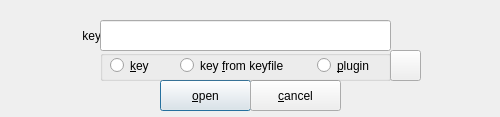
This is zuluMount-gui/keydialog.ui in mhogomchungu/zuluCrypt as Qt 5 draws it before an edit. The edited form follows.
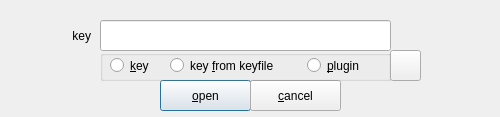
This is the edited form.

The edit to the form file:
```diff
--- a/zuluMount-gui/keydialog.ui
+++ b/zuluMount-gui/keydialog.ui
@@ -44,7 +44,7 @@
     <rect>
      <x>0</x>
      <y>20</y>
-     <width>101</width>
+     <width>91</width>
      <height>31</height>
     </rect>
    </property>
@@ -83,7 +83,7 @@
    <widget class="QRadioButton" name="rbKeyFile">
     <property name="geometry">
      <rect>
-      <x>80</x>
+      <x>70</x>
       <y>0</y>
       <width>131</width>
       <height>31</height>
@@ -96,9 +96,9 @@
    <widget class="QRadioButton" name="rbPlugIn">
     <property name="geometry">
      <rect>
-      <x>217</x>
+      <x>207</x>
       <y>0</y>
-      <width>71</width>
+      <width>81</width>
       <height>31</height>
      </rect>
     </property>
```
